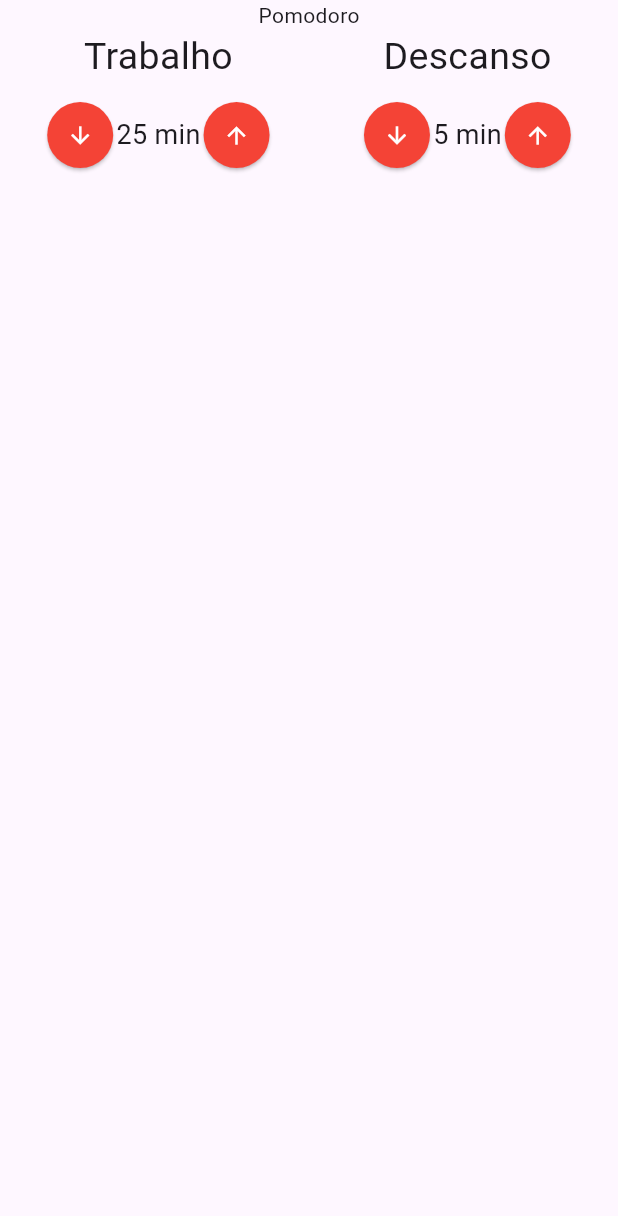
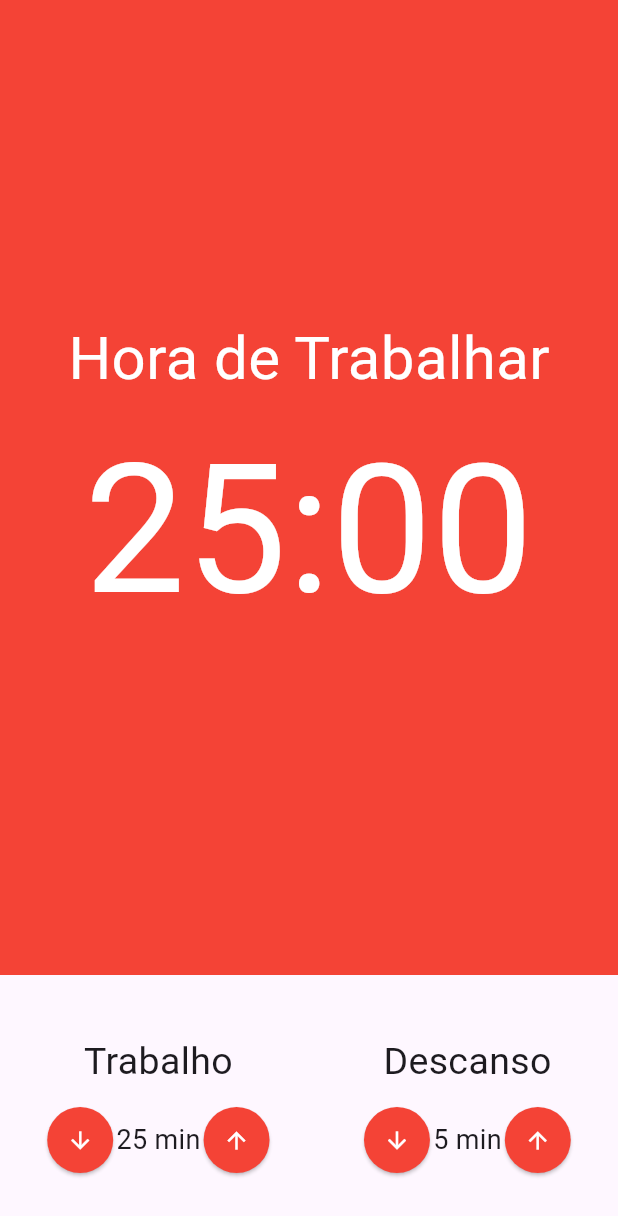
Before and after one commit to Ivisonj/Pomodoro-Flutter, a Flutter app: the screen it shows after launch, on a phone screen of 412 x 824 dp. Shown: the top 1216 px of the screen. Run offline on Flutter 3.47's test engine with Material 3 defaults, Android fonts, the phone set to English and light mode, and no system bars.

Commit message:
feat: implement Stopwatch component

```diff
--- /dev/null
+++ b/lib/components/Stopwatch.dart
@@ -0,0 +1,23 @@
+import 'package:flutter/material.dart';
+
+class Stopwatch extends StatelessWidget {
+  const Stopwatch({super.key});
+
+  @override
+  Widget build(BuildContext context) {
+    return Container(
+      color: Colors.red,
+      child: Column(
+        crossAxisAlignment: CrossAxisAlignment.center,
+        mainAxisAlignment: MainAxisAlignment.center,
+        children: [
+          Text(
+            'Hora de Trabalhar',
+            style: TextStyle(fontSize: 40, color: Colors.white),
+          ),
+          Text('25:00', style: TextStyle(fontSize: 120, color: Colors.white)),
+        ],
+      ),
+    );
+  }
+}
--- a/lib/pages/Pomodoro.dart
+++ b/lib/pages/Pomodoro.dart
@@ -1,5 +1,6 @@
 import 'package:flutter/material.dart';
 import 'package:pomodoro/components/EntryTime.dart';
+import 'package:pomodoro/components/Stopwatch.dart';
 
 class Pomodoro extends StatelessWidget {
   const Pomodoro({super.key});
@@ -8,14 +9,18 @@ class Pomodoro extends StatelessWidget {
   Widget build(BuildContext context) {
     return Scaffold(
       body: Column(
+        crossAxisAlignment: CrossAxisAlignment.stretch,
         children: [
-          Text('Pomodoro'),
-          Row(
-            mainAxisAlignment: MainAxisAlignment.spaceAround,
-            children: [
-              EntryTime(title: 'Trabalho', value: 25),
-              EntryTime(title: 'Descanso', value: 5),
-            ],
+          Expanded(child: Stopwatch()),
+          Padding(
+            padding: EdgeInsets.symmetric(vertical: 40),
+            child: Row(
+              mainAxisAlignment: MainAxisAlignment.spaceAround,
+              children: [
+                EntryTime(title: 'Trabalho', value: 25),
+                EntryTime(title: 'Descanso', value: 5),
+              ],
+            ),
           ),
         ],
       ),
```
Also changed, not shown: lib/main.dart (+0 -46 lines).
